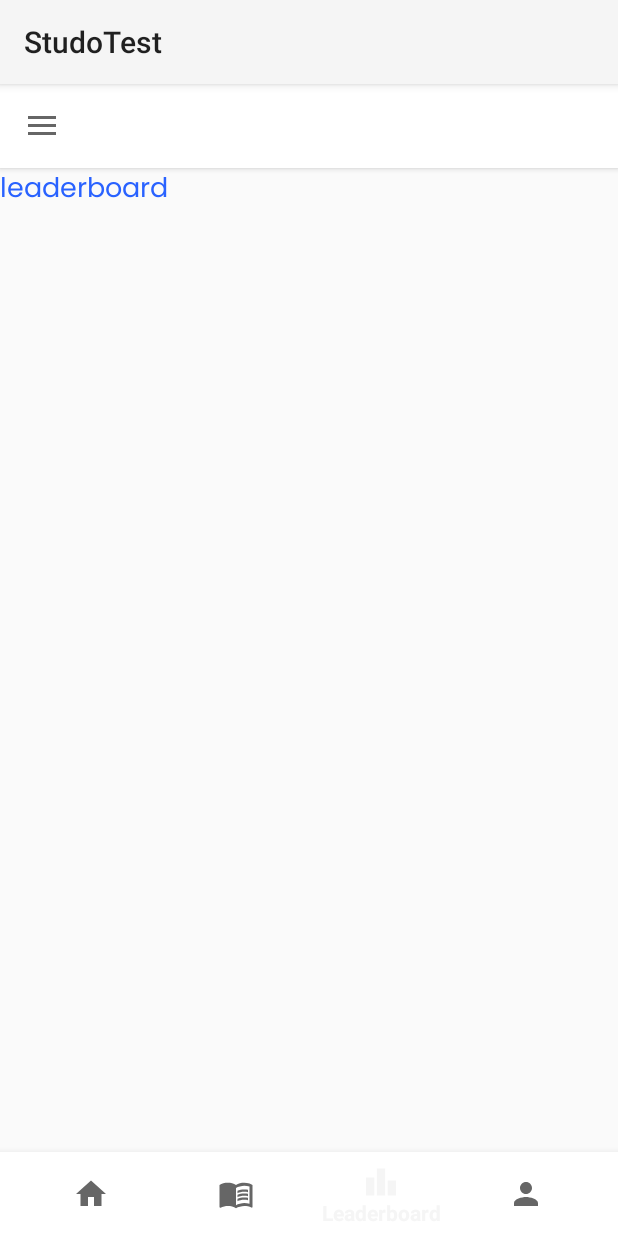
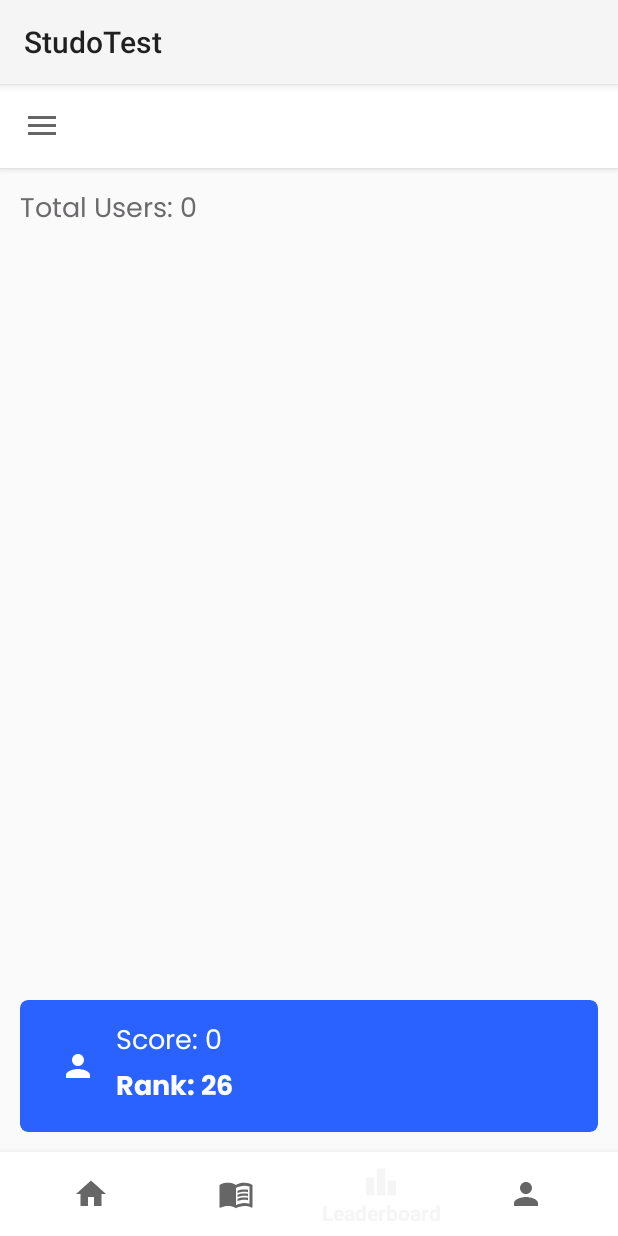
Before and after one commit to GauravKhalapurkar/StudoTest, an Android app: the screen it shows after launch once a user with an empty profile is signed in (Main), item 3 of the bottom bar chosen, on a phone screen of 412 x 824 dp. Run offline under Robolectric (Android 15) with nearby library versions, the phone set to English and light mode, and no system bars; our stand-ins replace Firebase (no records; nobody signed in at launch, a user with empty details on screens opened directly), sdp/ssp sizes; libraries missing offline, so code that uses them is left out: com.tbuonomo.viewpagerdotsindicator; 9 statements that could not run were skipped.

Commit message:
Leader board fragment done.

```diff
--- a/app/src/main/java/com/gakdevelopers/studotest/activities/Score.java
+++ b/app/src/main/java/com/gakdevelopers/studotest/activities/Score.java
@@ -85,7 +85,6 @@ public class Score extends AppCompatActivity {
             }
         }
 
-
         finalScore = correct * 100 / DbQuery.g_question_list.size();
         txtScore.setText(String.valueOf(correct) + "/" + String.valueOf(DbQuery.g_question_list.size()));
 
@@ -95,7 +94,6 @@ public class Score extends AppCompatActivity {
                 TimeUnit.MILLISECONDS.toSeconds(timeTaken) -
                         TimeUnit.MINUTES.toSeconds(TimeUnit.MILLISECONDS.toMinutes(timeTaken)));
         txtTimeTaken.setText(time);
-
 
         txtTotalQuestions.setText(String.valueOf(DbQuery.g_question_list.size()));
 
--- /dev/null
+++ b/app/src/main/java/com/gakdevelopers/studotest/adapters/RankAdapter.java
@@ -0,0 +1,75 @@
+package com.gakdevelopers.studotest.adapters;
+
+import android.graphics.Color;
+import android.view.LayoutInflater;
+import android.view.View;
+import android.view.ViewGroup;
+import android.widget.TextView;
+
+import androidx.annotation.NonNull;
+import androidx.cardview.widget.CardView;
+import androidx.recyclerview.widget.RecyclerView;
+
+import com.gakdevelopers.studotest.R;
+import com.gakdevelopers.studotest.models.Rank;
+
+import java.util.List;
+
+public class RankAdapter extends RecyclerView.Adapter<RankAdapter.ViewHolder> {
+
+    private List<Rank> userList;
+
+    public RankAdapter(List<Rank> userList) {
+        this.userList = userList;
+    }
+
+    @NonNull
+    @Override
+    public RankAdapter.ViewHolder onCreateViewHolder(@NonNull ViewGroup parent, int viewType) {
+        View view = LayoutInflater.from(parent.getContext()).inflate(R.layout.rank_item, parent, false);
+
+        return new ViewHolder(view);
+    }
+
+    @Override
+    public void onBindViewHolder(@NonNull RankAdapter.ViewHolder holder, int position) {
+        String name = userList.get(position).getName();
+        int score = userList.get(position).getScore();
+        int rank = userList.get(position).getRank();
+
+        holder.setData(name, score, rank);
+    }
+
+    @Override
+    public int getItemCount() {
+        if (userList.size() > 25) {
+            return 25;
+        } else {
+            return userList.size();
+        }
+    }
+
+    public class ViewHolder extends RecyclerView.ViewHolder {
+
+        private TextView txtName, txtScore, txtRank;
+
+        private CardView cardRankItem;
+
+        public ViewHolder(@NonNull View itemView) {
+            super(itemView);
+
+            txtName = (TextView) itemView.findViewById(R.id.txtName);
+            txtScore = (TextView) itemView.findViewById(R.id.txtScore);
+            txtRank = (TextView) itemView.findViewById(R.id.txtRank);
+
+            cardRankItem = (CardView) itemView.findViewById(R.id.cardRankItem);
+        }
+
+        private void setData(String name, int score, int rank) {
+            txtName.setText(name);
+            txtScore.setText("Score: " + score);
+            txtRank.setText("Rank: " + rank);
+        }
+
+    }
+}
--- a/app/src/main/java/com/gakdevelopers/studotest/database/DbQuery.java
+++ b/app/src/main/java/com/gakdevelopers/studotest/database/DbQuery.java
@@ -17,6 +17,7 @@ import com.google.firebase.firestore.DocumentReference;
 import com.google.firebase.firestore.DocumentSnapshot;
 import com.google.firebase.firestore.FieldValue;
 import com.google.firebase.firestore.FirebaseFirestore;
+import com.google.firebase.firestore.Query;
 import com.google.firebase.firestore.QueryDocumentSnapshot;
 import com.google.firebase.firestore.QuerySnapshot;
 import com.google.firebase.firestore.SetOptions;
@@ -41,7 +42,75 @@ public class DbQuery {
 
     public static Profile myProfile = new Profile("NA", null);
 
-    public static Rank myPerformance = new Rank(0, -1);
+    public static Rank myPerformance = new Rank("NULL", 0, -1);
+
+    public static List<Rank> g_users_list = new ArrayList<>();
+
+    public static int getG_selected_cat_index = 0;
+
+    public static int g_users_count = 0;
+
+    public static boolean iAmInTopList = false;
+
+    public static void getTopUsers(MyCompleteListener completeListener) {
+        g_users_list.clear();
+
+        String myUId = FirebaseAuth.getInstance().getUid();
+
+        g_fireStore.collection("USERS")
+                .whereGreaterThan("TOTAL_SCORE", 0)
+                .orderBy("TOTAL_SCORE", Query.Direction.DESCENDING)
+                .limit(50)
+                .get()
+                .addOnSuccessListener(new OnSuccessListener<QuerySnapshot>() {
+                    @Override
+                    public void onSuccess(QuerySnapshot queryDocumentSnapshots) {
+                        int rank = 1;
+                        for (QueryDocumentSnapshot doc: queryDocumentSnapshots) {
+                            g_users_list.add(new Rank(
+                                    doc.getString("NAME"),
+                                    doc.getLong("TOTAL_SCORE").intValue(),
+                                    rank
+                            ));
+
+                            if (myUId.compareTo(doc.getId()) == 0) {
+                                iAmInTopList = true;
+                                myPerformance.setRank(rank);
+                            }
+
+                            rank++;
+                        }
+
+                        completeListener.onSuccess();
+
+                    }
+                })
+                .addOnFailureListener(new OnFailureListener() {
+                    @Override
+                    public void onFailure(@NonNull Exception e) {
+                        completeListener.onFailure();
+                    }
+                });
+    }
+
+    public static void getUsersCount(MyCompleteListener completeListener) {
+        g_fireStore.collection("USERS").document("TOTAL_USERS")
+                .get()
+                .addOnSuccessListener(new OnSuccessListener<DocumentSnapshot>() {
+                    @Override
+                    public void onSuccess(DocumentSnapshot documentSnapshot) {
+                        g_users_count = documentSnapshot.getLong("COUNT").intValue();
+
+                        completeListener.onSuccess();
+                    }
+                })
+                .addOnFailureListener(new OnFailureListener() {
+                    @Override
+                    public void onFailure(@NonNull Exception e) {
+                        completeListener.onFailure();
+                    }
+                });
+    }
 
     public static void getUserData(final MyCompleteListener completeListener) {
         g_fireStore.collection("USERS").document(FirebaseAuth.getInstance().getUid())
@@ -53,6 +122,7 @@ public class DbQuery {
                         myProfile.setEmail(documentSnapshot.getString("EMAIL_ID"));
 
                         myPerformance.setScore(documentSnapshot.getLong("TOTAL_SCORE").intValue());
+                        myPerformance.setName(documentSnapshot.getString("NAME"));
 
                         completeListener.onSuccess();
                     }
@@ -195,7 +265,17 @@ public class DbQuery {
         loadCategories(testType, new MyCompleteListener() {
             @Override
             public void onSuccess() {
-                getUserData(completeListener);
+                getUserData(new MyCompleteListener() {
+                    @Override
+                    public void onSuccess() {
+                        getUsersCount(completeListener);
+                    }
+
+                    @Override
+                    public void onFailure() {
+                        completeListener.onFailure();
+                    }
+                });
             }
 
             @Override
--- a/app/src/main/java/com/gakdevelopers/studotest/fragments/Leaderboard.java
+++ b/app/src/main/java/com/gakdevelopers/studotest/fragments/Leaderboard.java
@@ -1,15 +1,36 @@
 package com.gakdevelopers.studotest.fragments;
 
+import static com.gakdevelopers.studotest.database.DbQuery.g_users_count;
+import static com.gakdevelopers.studotest.database.DbQuery.g_users_list;
+import static com.gakdevelopers.studotest.database.DbQuery.myPerformance;
+
+import android.app.ProgressDialog;
 import android.os.Bundle;
 import android.view.LayoutInflater;
 import android.view.View;
 import android.view.ViewGroup;
+import android.widget.TextView;
+import android.widget.Toast;
 
 import androidx.fragment.app.Fragment;
+import androidx.recyclerview.widget.LinearLayoutManager;
+import androidx.recyclerview.widget.RecyclerView;
 
 import com.gakdevelopers.studotest.R;
+import com.gakdevelopers.studotest.activities.Tests;
+import com.gakdevelopers.studotest.adapters.RankAdapter;
+import com.gakdevelopers.studotest.database.DbQuery;
+import com.gakdevelopers.studotest.interfaces.MyCompleteListener;
 
 public class Leaderboard extends Fragment {
+
+    private TextView txtTotalUsers, txtScore, txtRank;
+
+    private RecyclerView recyclerView;
+
+    private RankAdapter adapter;
+
+    private ProgressDialog loading;
 
     public Leaderboard() {
     }
@@ -30,6 +51,67 @@ public class Leaderboard extends Fragment {
                              Bundle savedInstanceState) {
         View view = inflater.inflate(R.layout.fragment_leaderboard, container, false);
 
+        txtTotalUsers = (TextView) view.findViewById(R.id.txtTotalUsers);
+        txtScore = (TextView) view.findViewById(R.id.txtScore);
+        txtRank = (TextView) view.findViewById(R.id.txtRank);
+
+        recyclerView = (RecyclerView) view.findViewById(R.id.recyclerView);
+
+        LinearLayoutManager layoutManager = new LinearLayoutManager(getContext());
+        layoutManager.setOrientation(RecyclerView.VERTICAL);
+        recyclerView.setLayoutManager(layoutManager);
+
+        adapter = new RankAdapter(DbQuery.g_users_list);
+
+        recyclerView.setAdapter(adapter);
+
+        loading =  ProgressDialog.show(getContext(),"Loading","Please Wait",false,false);
+
+        DbQuery.getTopUsers(new MyCompleteListener() {
+            @Override
+            public void onSuccess() {
+                adapter.notifyDataSetChanged();
+
+                if (myPerformance.getScore() == 0) {
+                    if (!DbQuery.iAmInTopList) {
+                        calculateRank();
+                    }
+
+                    txtScore.setText("Score: " + myPerformance.getScore());
+                    txtRank.setText("Rank: " + myPerformance.getRank());
+                }
+
+                loading.dismiss();
+            }
+
+            @Override
+            public void onFailure() {
+                Toast.makeText(getContext(), "Something went wrong. Please try again!", Toast.LENGTH_SHORT).show();
+                loading.dismiss();
+            }
+        });
+
+        txtTotalUsers.setText("Total Users: " + DbQuery.g_users_count);
+
         return view;
     }
+
+    private void calculateRank() {
+        int lowTopScore = g_users_list.get(g_users_list.size() - 1).getScore();
+
+        int remainingSlots = g_users_count - 25;
+
+        int mySlot = myPerformance.getScore() * remainingSlots / lowTopScore;
+
+        int rank;
+
+        if (lowTopScore != myPerformance.getScore()) {
+            rank = g_users_count - mySlot;
+        } else {
+            rank = 26;
+        }
+
+        myPerformance.setRank(rank);
+    }
+
 }
--- a/app/src/main/java/com/gakdevelopers/studotest/models/Rank.java
+++ b/app/src/main/java/com/gakdevelopers/studotest/models/Rank.java
@@ -3,10 +3,12 @@ package com.gakdevelopers.studotest.models;
 public class Rank {
     private int score;
     private int rank;
+    private String name;
 
-    public Rank(int score, int rank) {
+    public Rank(String name, int score, int rank) {
         this.score = score;
         this.rank = rank;
+        this.name = name;
     }
 
     public int getScore() {
@@ -24,4 +26,12 @@ public class Rank {
     public void setRank(int rank) {
         this.rank = rank;
     }
+
+    public String getName() {
+        return name;
+    }
+
+    public void setName(String name) {
+        this.name = name;
+    }
 }
--- a/app/src/main/res/layout/fragment_leaderboard.xml
+++ b/app/src/main/res/layout/fragment_leaderboard.xml
@@ -1,17 +1,85 @@
 <?xml version="1.0" encoding="utf-8"?>
-<LinearLayout xmlns:android="http://schemas.android.com/apk/res/android"
+<RelativeLayout xmlns:android="http://schemas.android.com/apk/res/android"
     xmlns:tools="http://schemas.android.com/tools"
     android:layout_width="match_parent"
     android:layout_height="match_parent"
+    xmlns:app="http://schemas.android.com/apk/res-auto"
     android:orientation="vertical"
+    android:layout_margin="@dimen/_10sdp"
     tools:context=".fragments.Leaderboard">
 
     <TextView
+        android:id="@+id/txtTotalUsers"
         android:layout_width="wrap_content"
         android:layout_height="wrap_content"
-        android:text="leaderboard"
+        android:text="Total Users: 77"
         android:textSize="@dimen/text_size"
-        android:textColor="@color/colorSecondary"
-        android:fontFamily="@font/regular"/>
+        android:textColor="@color/colorGreyDark"
+        android:fontFamily="@font/regular"
+        android:layout_alignParentTop="true"/>
 
-</LinearLayout>
+    <androidx.recyclerview.widget.RecyclerView
+        android:id="@+id/recyclerView"
+        android:layout_width="match_parent"
+        android:layout_height="match_parent"
+        android:layout_below="@+id/txtTotalUsers"
+        android:layout_above="@+id/cardYourRank"
+        android:layout_marginVertical="@dimen/_10sdp"/>
+
+    <androidx.cardview.widget.CardView
+        android:id="@+id/cardYourRank"
+        android:layout_width="match_parent"
+        android:layout_height="wrap_content"
+        android:backgroundTint="@color/colorSecondary"
+        android:layout_alignParentBottom="true"
+        app:cardCornerRadius="@dimen/card_corner_radius"
+        app:cardElevation="0dp">
+
+        <RelativeLayout
+            android:layout_width="match_parent"
+            android:layout_height="wrap_content"
+            android:padding="@dimen/_10sdp">
+
+            <ImageView
+                android:id="@+id/imgLeaderboard"
+                android:layout_width="wrap_content"
+                android:layout_height="wrap_content"
+                android:src="@drawable/ic_person"
+                android:paddingHorizontal="@dimen/_10sdp"
+                android:layout_alignParentStart="true"
+                android:layout_centerVertical="true"
+                app:tint="@color/colorWhite" />
+
+            <LinearLayout
+                android:layout_width="match_parent"
+                android:layout_height="wrap_content"
+                android:orientation="vertical"
+                android:layout_toEndOf="@+id/imgLeaderboard">
+
+                <TextView
+                    android:id="@+id/txtScore"
+                    android:layout_width="wrap_content"
+                    android:layout_height="wrap_content"
+                    android:layout_toEndOf="@+id/imgLeaderboard"
+                    android:text="Your Score: 550"
+                    android:textSize="@dimen/text_size"
+                    android:textColor="@color/colorWhite"
+                    android:fontFamily="@font/regular"/>
+
+                <TextView
+                    android:id="@+id/txtRank"
+                    android:layout_width="wrap_content"
+                    android:layout_height="wrap_content"
+                    android:layout_toEndOf="@+id/imgLeaderboard"
+                    android:text="Your Rank: 7"
+                    android:textSize="@dimen/text_size"
+                    android:textColor="@color/colorWhite"
+                    android:fontFamily="@font/bold"/>
+
+            </LinearLayout>
+
+        </RelativeLayout>
+
+    </androidx.cardview.widget.CardView>
+
+</RelativeLayout>
```
Also changed, not shown: app/src/main/AndroidManifest.xml (+7 -0 lines), app/src/main/java/com/gakdevelopers/studotest/activities/Answers.java (added, +16 -0 lines), app/src/main/java/com/gakdevelopers/studotest/activities/Categories.java (+11 -8 lines), app/src/main/java/com/gakdevelopers/studotest/fragments/Profile.java (+61 -2 lines), app/src/main/res/layout/activity_answers.xml (added, +9 -0 lines), app/src/main/res/layout/activity_categories.xml (+0 -34 lines), app/src/main/res/layout/rank_item.xml (added, +60 -0 lines).
